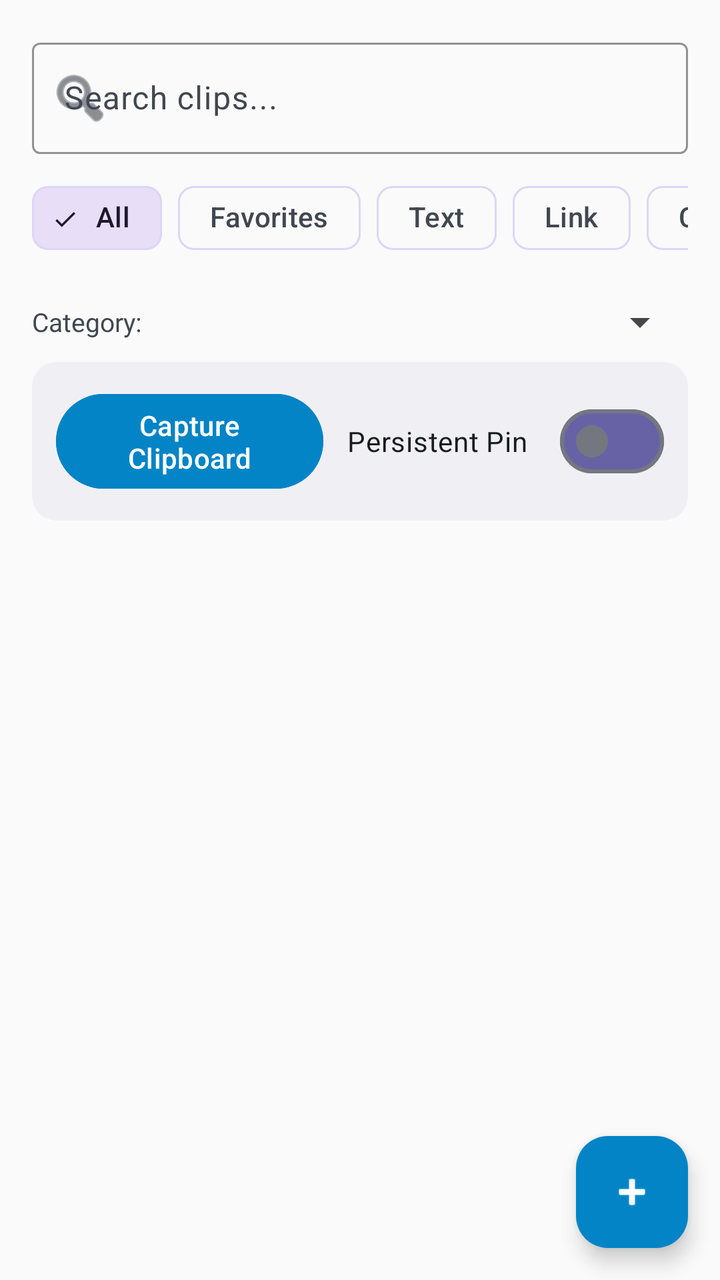
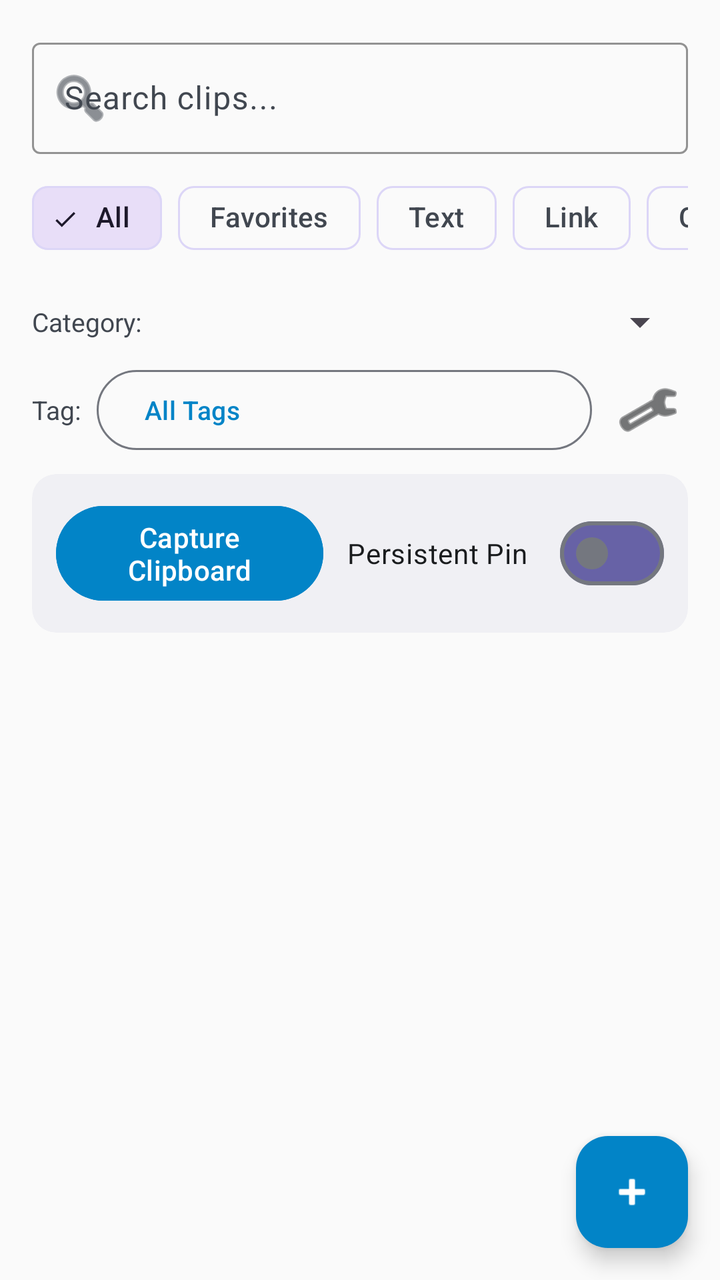

The first picture is an Android layout as it rendered before a commit; the second is the same layout after the commit. The layout source and the unified diff follow.
<!-- AndroidManifest.xml: application theme Theme.ClipInBox -->
<!-- res/layout/fragment_home.xml -->
<?xml version="1.0" encoding="utf-8"?>
<androidx.coordinatorlayout.widget.CoordinatorLayout xmlns:android="http://schemas.android.com/apk/res/android"
    xmlns:app="http://schemas.android.com/apk/res-auto"
    android:layout_width="match_parent"
    android:layout_height="match_parent">

    <LinearLayout
        android:layout_width="match_parent"
        android:layout_height="match_parent"
        android:orientation="vertical"
        android:padding="16dp">

        
        <com.google.android.material.textfield.TextInputLayout
            style="@style/Widget.Material3.TextInputLayout.OutlinedBox"
            android:layout_width="match_parent"
            android:layout_height="wrap_content"
            app:startIconDrawable="@android:drawable/ic_menu_search"
            app:boxStrokeColor="@color/periwinkle"
            app:hintTextColor="@color/periwinkle_text"
            android:hint="Search clips...">

            <com.google.android.material.textfield.TextInputEditText
                android:id="@+id/etSearch"
                android:layout_width="match_parent"
                android:layout_height="wrap_content"
                android:inputType="text"
                android:textColor="@color/gray_on_surface"
                android:singleLine="true" />

        </com.google.android.material.textfield.TextInputLayout>

        
        <HorizontalScrollView
            android:layout_width="match_parent"
            android:layout_height="wrap_content"
            android:scrollbars="none"
            android:layout_marginTop="8dp"
            android:layout_marginBottom="8dp">

            <com.google.android.material.chip.ChipGroup
                android:id="@+id/chipGroupCategories"
                android:layout_width="wrap_content"
                android:layout_height="wrap_content"
                app:singleSelection="true"
                app:selectionRequired="false">

                <com.google.android.material.chip.Chip
                    android:id="@+id/chip_all"
                    style="@style/Widget.Material3.Chip.Filter"
                    android:layout_width="wrap_content"
                    android:layout_height="wrap_content"
                    app:chipStrokeColor="@color/periwinkle"
                    android:text="All"
                    android:checked="true" />

                <com.google.android.material.chip.Chip
                    android:id="@+id/chip_favorites"
                    style="@style/Widget.Material3.Chip.Filter"
                    android:layout_width="wrap_content"
                    android:layout_height="wrap_content"
                    app:chipStrokeColor="@color/periwinkle"
                    android:text="Favorites" />

                <com.google.android.material.chip.Chip
                    android:id="@+id/chip_text"
                    style="@style/Widget.Material3.Chip.Filter"
                    android:layout_width="wrap_content"
                    android:layout_height="wrap_content"
                    app:chipStrokeColor="@color/periwinkle"
                    android:text="Text" />

                <com.google.android.material.chip.Chip
                    android:id="@+id/chip_link"
                    style="@style/Widget.Material3.Chip.Filter"
                    android:layout_width="wrap_content"
                    android:layout_height="wrap_content"
                    app:chipStrokeColor="@color/periwinkle"
                    android:text="Link" />

                <com.google.android.material.chip.Chip
                    android:id="@+id/chip_code"
                    style="@style/Widget.Material3.Chip.Filter"
                    android:layout_width="wrap_content"
                    android:layout_height="wrap_content"
                    app:chipStrokeColor="@color/periwinkle"
                    android:text="Code" />

                <com.google.android.material.chip.Chip
                    android:id="@+id/chip_note"
                    style="@style/Widget.Material3.Chip.Filter"
                    android:layout_width="wrap_content"
                    android:layout_height="wrap_content"
                    app:chipStrokeColor="@color/periwinkle"
                    android:text="Note" />

            </com.google.android.material.chip.ChipGroup>

        </HorizontalScrollView>

        
        <LinearLayout
            android:layout_width="match_parent"
            android:layout_height="wrap_content"
            android:layout_marginTop="8dp"
            android:layout_marginBottom="8dp"
            android:gravity="center_vertical"
            android:orientation="horizontal">

            <TextView
                android:layout_width="wrap_content"
                android:layout_height="wrap_content"
                android:text="@string/category_filter_label"
                android:textColor="@color/gray_on_surface_variant"
                android:textSize="13sp" />

            <Spinner
                android:id="@+id/spinner_category_filter"
                android:layout_width="0dp"
                android:layout_height="wrap_content"
                android:layout_weight="1"
                android:layout_marginStart="8dp" />

        </LinearLayout>

        
        <com.google.android.material.card.MaterialCardView
            style="@style/Widget.Material3.CardView.Filled"
            android:layout_width="match_parent"
            android:layout_height="wrap_content"
            android:layout_marginBottom="12dp"
            app:cardBackgroundColor="@color/gray_surface_container">

            <LinearLayout
                android:layout_width="match_parent"
                android:layout_height="wrap_content"
                android:orientation="horizontal"
                android:gravity="center_vertical"
                android:padding="12dp">

                <Button
                    android:id="@+id/btnCaptureClipboard"
                    style="@style/Widget.Material3.Button"
                    android:layout_width="0dp"
                    android:layout_height="wrap_content"
                    android:layout_weight="1"
                    android:backgroundTint="@color/cta_button"
                    android:textColor="@color/color_white"
                    android:text="Capture Clipboard" />

                <com.google.android.material.materialswitch.MaterialSwitch
                    android:id="@+id/switchPinNotification"
                    android:layout_width="wrap_content"
                    android:layout_height="wrap_content"
                    android:layout_marginStart="12dp"
                    app:trackTint="@color/switch_track"
                    android:textColor="@color/gray_on_surface"
                    android:text="Persistent Pin" />

            </LinearLayout>

        </com.google.android.material.card.MaterialCardView>

        
        <LinearLayout
            android:id="@+id/ll_contextual_bar"
            android:layout_width="match_parent"
            android:layout_height="56dp"
            android:layout_marginBottom="8dp"
            android:background="@color/section_header_bg"
            android:gravity="center_vertical"
            android:paddingStart="12dp"
            android:paddingEnd="12dp"
            android:visibility="gone">

            <TextView
                android:id="@+id/tv_selection_count"
                android:layout_width="0dp"
                android:layout_height="wrap_content"
                android:layout_weight="1"
                android:textColor="@color/color_white"
                android:textSize="14sp"
                android:textStyle="bold" />

            <ImageButton
                android:id="@+id/btn_action_save"
                android:layout_width="40dp"
                android:layout_height="40dp"
                android:background="?attr/selectableItemBackgroundBorderless"
                android:contentDescription="@string/action_save_to_disk"
                android:src="@android:drawable/ic_menu_save"
                app:tint="@color/color_white" />

            <ImageButton
                android:id="@+id/btn_action_copy"
                android:layout_width="40dp"
                android:layout_height="40dp"
                android:background="?attr/selectableItemBackgroundBorderless"
                android:contentDescription="@string/action_copy"
                android:src="@android:drawable/ic_menu_send"
                app:tint="@color/color_white" />

            <ImageButton
                android:id="@+id/btn_action_join"
                android:layout_width="40dp"
                android:layout_height="40dp"
                android:background="?attr/selectableItemBackgroundBorderless"
                android:contentDescription="@string/action_join_clips"
                android:src="@android:drawable/ic_menu_add"
                app:tint="@color/color_white" />

            <ImageButton
                android:id="@+id/btn_action_delete"
                android:layout_width="40dp"
                android:layout_height="40dp"
                android:background="?attr/selectableItemBackgroundBorderless"
                android:contentDescription="@string/action_delete"
                android:src="@android:drawable/ic_menu_delete"
                app:tint="@color/color_white" />

            <ImageButton
                android:id="@+id/btn_cancel_selection"
                android:layout_width="40dp"
                android:layout_height="40dp"
                android:background="?attr/selectableItemBackgroundBorderless"
                android:contentDescription="@string/action_cancel_selection"
                android:src="@android:drawable/ic_menu_close_clear_cancel"
                app:tint="@color/color_white" />

        </LinearLayout>

        
        <FrameLayout
            android:layout_width="match_parent"
            android:layout_height="0dp"
            android:layout_weight="1">

            <androidx.recyclerview.widget.RecyclerView
                android:id="@+id/recyclerViewClips"
                android:layout_width="match_parent"
                android:layout_height="match_parent"
                android:clipToPadding="false"
                android:paddingBottom="80dp" />

            
            <LinearLayout
                android:id="@+id/layoutEmptyState"
                android:layout_width="match_parent"
                android:layout_height="match_parent"
                android:orientation="vertical"
                android:gravity="center"
                android:padding="24dp"
                android:visibility="gone">

                <ImageView
                    android:layout_width="72dp"
                    android:layout_height="72dp"
                    android:src="@drawable/ic_inbox_empty" />

                <TextView
                    android:id="@+id/tvEmptyMessage"
                    android:layout_width="wrap_content"
                    android:layout_height="wrap_content"
                    android:text="No clips saved yet"
                    android:textSize="16sp"
                    android:layout_marginTop="16dp"
                    android:textColor="@color/gray_on_surface_variant" />

                <Button
                    android:id="@+id/btnAddFirstClip"
                    style="@style/Widget.Material3.Button"
                    android:layout_width="wrap_content"
                    android:layout_height="wrap_content"
                    android:layout_marginTop="16dp"
                    android:backgroundTint="@color/cta_button"
                    android:textColor="@color/color_white"
                    android:text="Add Your First Clip" />

            </LinearLayout>

        </FrameLayout>

    </LinearLayout>

    
    <com.google.android.material.floatingactionbutton.FloatingActionButton
        android:id="@+id/fabAddClip"
        android:layout_width="wrap_content"
        android:layout_height="wrap_content"
        android:layout_gravity="bottom|end"
        android:layout_margin="16dp"
        android:contentDescription="Add Clip"
        app:backgroundTint="@color/cta_button"
        app:tint="@color/color_white"
        app:srcCompat="@android:drawable/ic_input_add" />

</androidx.coordinatorlayout.widget.CoordinatorLayout>
<!-- resources referenced by this layout -->
<resources>
  <color name="color_white">#FFFFFFFF</color>
  <color name="cta_button">#FF0284C7</color>
  <color name="gray_on_surface">#FF1A1C1E</color>
  <color name="gray_on_surface_variant">#FF414750</color>
  <color name="gray_surface_container">#FFF0F0F4</color>
  <color name="periwinkle">#FFDCD6F7</color>
  <color name="periwinkle_text">#FF3C3489</color>
  <color name="section_header_bg">#FF3B5BA9</color>
  <color name="switch_track">#FF6762A6</color>
  <!-- drawable ic_inbox_empty (drawable) -->
  <vector xmlns:android="http://schemas.android.com/apk/res/android"
      android:width="72dp"
      android:height="72dp"
      android:viewportWidth="24"
      android:viewportHeight="24">
    <path
        android:pathData="M19,3H5C3.9,3 3,3.9 3,5V19C3,20.1 3.9,21 5,21H19C20.1,21 21,20.1 21,19V5C21,3.9 20.1,3 19,3ZM19,15H15C15,16.66 13.66,18 12,18C10.34,18 9,16.66 9,15H5V5H19V15Z"
        android:fillColor="@color/gray_outline" />
  </vector>
  <string name="action_cancel_selection">Cancel selection</string>
  <string name="action_copy">Copy</string>
  <string name="action_delete">Delete</string>
  <string name="action_join_clips">Join selected clips</string>
  <string name="action_save_to_disk">Save to disk</string>
  <string name="category_filter_label">Category:</string>
  <style name="Theme.ClipInBox" parent="Theme.Material3.DayNight.NoActionBar">
          <item name="colorPrimary">@color/cta_button</item>
          <item name="colorOnPrimary">@color/color_white</item>
          <item name="colorPrimaryContainer">@color/gray_surface_container</item>
          <item name="colorOnPrimaryContainer">@color/gray_on_surface</item>
          <item name="android:windowBackground">@color/gray_surface</item>
          <item name="colorSurface">@color/gray_surface</item>
          <item name="colorOnSurface">@color/gray_on_surface</item>
          <item name="colorOnSurfaceVariant">@color/gray_on_surface_variant</item>
          <item name="colorOutline">@color/gray_outline</item>
          <item name="colorOutlineVariant">@color/gray_outline_variant</item>
      </style>
  <color name="gray_outline">#FF74777F</color>
  <color name="gray_surface">#FFFAFAFA</color>
  <color name="gray_outline_variant">#FFC4C6CF</color>
</resources>

<!-- the commit's change to res/layout/fragment_home.xml (unified diff, before → after) -->
@@ -103,6 +103,31 @@
             android:layout_width="match_parent"
             android:layout_height="wrap_content"
             android:layout_marginTop="8dp"
+            android:layout_marginBottom="4dp"
+            android:gravity="center_vertical"
+            android:orientation="horizontal">
+
+            <TextView
+                android:layout_width="wrap_content"
+                android:layout_height="wrap_content"
+                android:text="@string/category_filter_label"
+                android:textColor="@color/gray_on_surface_variant"
+                android:textSize="13sp" />
+
+            <Spinner
+                android:id="@+id/spinner_category_filter"
+                android:layout_width="0dp"
+                android:layout_height="wrap_content"
+                android:layout_weight="1"
+                android:layout_marginStart="8dp" />
+
+        </LinearLayout>
+
+        
+        <LinearLayout
+            android:layout_width="match_parent"
+            android:layout_height="wrap_content"
+            android:layout_marginTop="4dp"
             android:layout_marginBottom="8dp"
             android:gravity="center_vertical"
             android:orientation="horizontal">
@@ -110,16 +135,31 @@
             <TextView
                 android:layout_width="wrap_content"
                 android:layout_height="wrap_content"
-                android:text="@string/category_filter_label"
+                android:text="@string/tag_filter_label"
                 android:textColor="@color/gray_on_surface_variant"
                 android:textSize="13sp" />
 
-            <Spinner
-                android:id="@+id/spinner_category_filter"
+            <com.google.android.material.button.MaterialButton
+                android:id="@+id/btn_tag_filter"
+                style="@style/Widget.Material3.Button.OutlinedButton"
                 android:layout_width="0dp"
                 android:layout_height="wrap_content"
                 android:layout_weight="1"
-                android:layout_marginStart="8dp" />
+                android:layout_marginStart="8dp"
+                android:layout_marginEnd="8dp"
+                android:gravity="start|center_vertical"
+                android:text="@string/tag_all_filter"
+                android:textSize="13sp"
+                app:strokeColor="@color/gray_outline" />
+
+            <ImageButton
+                android:id="@+id/btn_tag_filter_options"
+                android:layout_width="40dp"
+                android:layout_height="40dp"
+                android:background="?attr/selectableItemBackgroundBorderless"
+                android:contentDescription="@string/tag_filter_options"
+                android:src="@android:drawable/ic_menu_preferences"
+                app:tint="@color/gray_on_surface" />
 
         </LinearLayout>
 
<!-- resource entries referenced after the edit -->
@@ -25,6 +25,9 @@
   <string name="action_join_clips">Join selected clips</string>
   <string name="action_save_to_disk">Save to disk</string>
   <string name="category_filter_label">Category:</string>
+  <string name="tag_all_filter">All Tags</string>
+  <string name="tag_filter_label">Tag:</string>
+  <string name="tag_filter_options">Tag Filter Options</string>
   <style name="Theme.ClipInBox" parent="Theme.Material3.DayNight.NoActionBar">
           <item name="colorPrimary">@color/cta_button</item>
           <item name="colorOnPrimary">@color/color_white</item>
